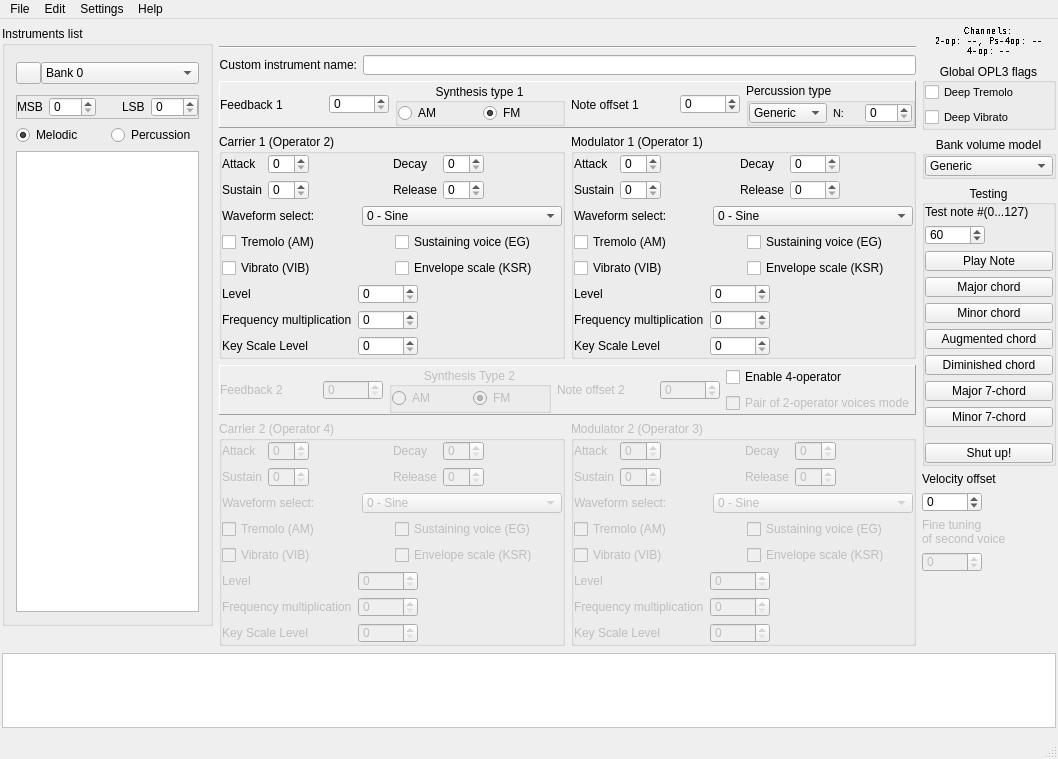
The window that src/bank_editor.ui (Wohlstand/OPL3BankEditor) describes before a commit, drawn with Qt 5.
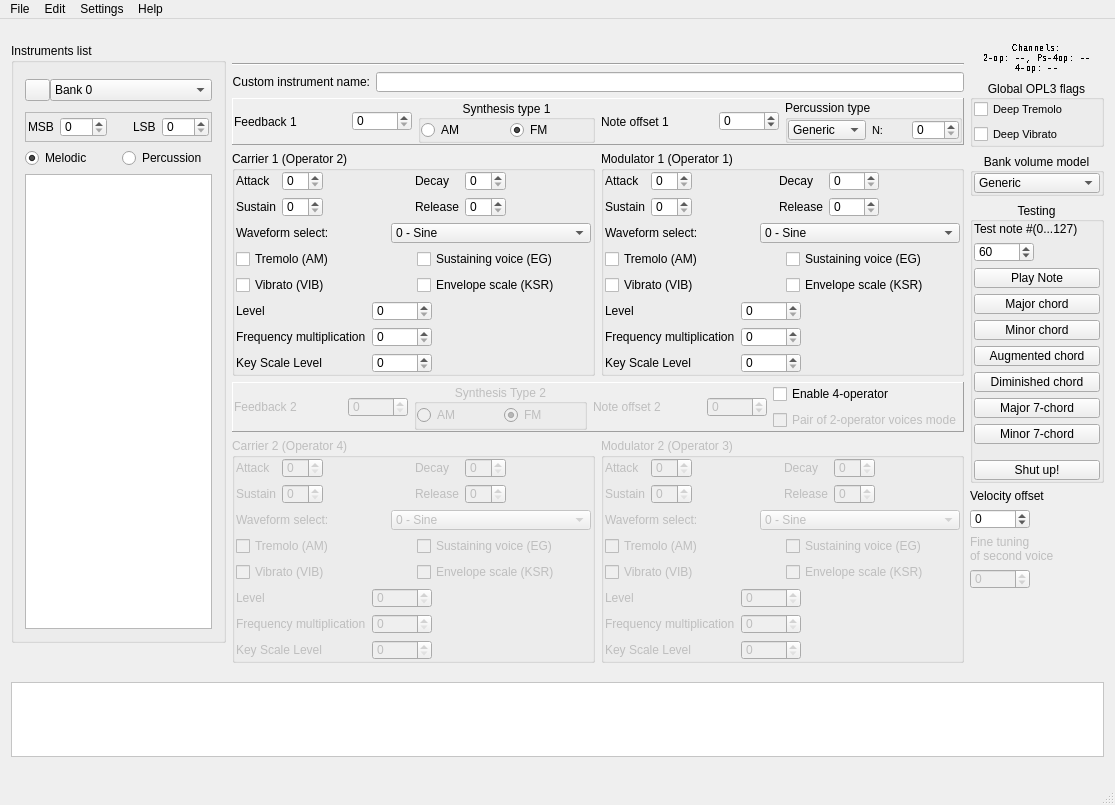
The same window after the commit. Icons and pictures are not drawn. Custom widgets are drawn as their Qt base class.

Commit message: bank editor: lazy adjustment of size and layout update

What changed in the file:
```diff
--- a/src/bank_editor.ui
+++ b/src/bank_editor.ui
@@ -9,8 +9,8 @@
    <rect>
     <x>0</x>
     <y>0</y>
-    <width>1058</width>
-    <height>759</height>
+    <width>1115</width>
+    <height>805</height>
    </rect>
   </property>
   <property name="focusPolicy">
@@ -28,21 +28,6 @@
   </property>
   <widget class="QWidget" name="centralwidget">
    <layout class="QVBoxLayout" name="verticalLayout_14">
-    <property name="spacing">
-     <number>0</number>
-    </property>
-    <property name="leftMargin">
-     <number>2</number>
-    </property>
-    <property name="topMargin">
-     <number>0</number>
-    </property>
-    <property name="rightMargin">
-     <number>2</number>
-    </property>
-    <property name="bottomMargin">
-     <number>0</number>
-    </property>
     <item>
      <widget class="QFrame" name="frame_4">
       <property name="sizePolicy">
@@ -178,16 +163,16 @@
                </property>
                <layout class="QHBoxLayout" name="horizontalLayout_15">
                 <property name="leftMargin">
-                 <number>0</number>
+                 <number>2</number>
                 </property>
                 <property name="topMargin">
-                 <number>1</number>
+                 <number>4</number>
                 </property>
                 <property name="rightMargin">
-                 <number>0</number>
+                 <number>2</number>
                 </property>
                 <property name="bottomMargin">
-                 <number>1</number>
+                 <number>4</number>
                 </property>
                 <item>
                  <widget class="QLabel" name="label_41">
@@ -368,13 +353,13 @@
                </property>
                <layout class="QVBoxLayout" name="verticalLayout_3">
                 <property name="leftMargin">
-                 <number>0</number>
+                 <number>1</number>
                 </property>
                 <property name="topMargin">
                  <number>0</number>
                 </property>
                 <property name="rightMargin">
-                 <number>0</number>
+                 <number>1</number>
                 </property>
                 <property name="bottomMargin">
                  <number>0</number>
@@ -800,13 +785,13 @@
                </property>
                <layout class="QHBoxLayout" name="horizontalLayout_14">
                 <property name="leftMargin">
-                 <number>0</number>
+                 <number>1</number>
                 </property>
                 <property name="topMargin">
                  <number>1</number>
                 </property>
                 <property name="rightMargin">
-                 <number>0</number>
+                 <number>1</number>
                 </property>
                 <property name="bottomMargin">
                  <number>1</number>
@@ -1051,13 +1036,13 @@
                </property>
                <layout class="QVBoxLayout" name="verticalLayout_2">
                 <property name="leftMargin">
-                 <number>0</number>
+                 <number>1</number>
                 </property>
                 <property name="topMargin">
                  <number>0</number>
                 </property>
                 <property name="rightMargin">
-                 <number>0</number>
+                 <number>1</number>
                 </property>
                 <property name="bottomMargin">
                  <number>0</number>
@@ -1482,13 +1467,13 @@
                </property>
                <layout class="QVBoxLayout" name="verticalLayout_4">
                 <property name="leftMargin">
-                 <number>0</number>
+                 <number>1</number>
                 </property>
                 <property name="topMargin">
                  <number>0</number>
                 </property>
                 <property name="rightMargin">
-                 <number>0</number>
+                 <number>1</number>
                 </property>
                 <property name="bottomMargin">
                  <number>0</number>
@@ -1898,13 +1883,13 @@
                </property>
                <layout class="QVBoxLayout" name="verticalLayout">
                 <property name="leftMargin">
-                 <number>0</number>
+                 <number>1</number>
                 </property>
                 <property name="topMargin">
                  <number>0</number>
                 </property>
                 <property name="rightMargin">
-                 <number>0</number>
+                 <number>1</number>
                 </property>
                 <property name="bottomMargin">
                  <number>0</number>
@@ -2373,13 +2358,13 @@
                </property>
                <layout class="QHBoxLayout" name="horizontalLayout_10">
                 <property name="leftMargin">
-                 <number>0</number>
+                 <number>1</number>
                 </property>
                 <property name="topMargin">
                  <number>1</number>
                 </property>
                 <property name="rightMargin">
-                 <number>0</number>
+                 <number>1</number>
                 </property>
                 <property name="bottomMargin">
                  <number>1</number>
@@ -2648,13 +2633,13 @@
             </property>
             <layout class="QVBoxLayout" name="verticalLayout_7">
              <property name="leftMargin">
-              <number>0</number>
+              <number>1</number>
              </property>
              <property name="topMargin">
               <number>0</number>
              </property>
              <property name="rightMargin">
-              <number>0</number>
+              <number>1</number>
              </property>
              <property name="bottomMargin">
               <number>0</number>
@@ -2720,13 +2705,13 @@
               <number>2</number>
              </property>
              <property name="leftMargin">
-              <number>0</number>
+              <number>1</number>
              </property>
              <property name="topMargin">
               <number>0</number>
              </property>
              <property name="rightMargin">
-              <number>0</number>
+              <number>1</number>
              </property>
              <property name="bottomMargin">
               <number>0</number>
@@ -2779,13 +2764,13 @@
             </property>
             <layout class="QVBoxLayout" name="verticalLayout_9">
              <property name="leftMargin">
-              <number>0</number>
+              <number>1</number>
              </property>
              <property name="topMargin">
               <number>0</number>
              </property>
              <property name="rightMargin">
-              <number>0</number>
+              <number>1</number>
              </property>
              <property name="bottomMargin">
               <number>0</number>
@@ -3110,8 +3095,8 @@
     <rect>
      <x>0</x>
      <y>0</y>
-     <width>1058</width>
-     <height>20</height>
+     <width>1115</width>
+     <height>24</height>
     </rect>
    </property>
    <widget class="QMenu" name="menuFile">
```
The commit also changes 3 other files.
